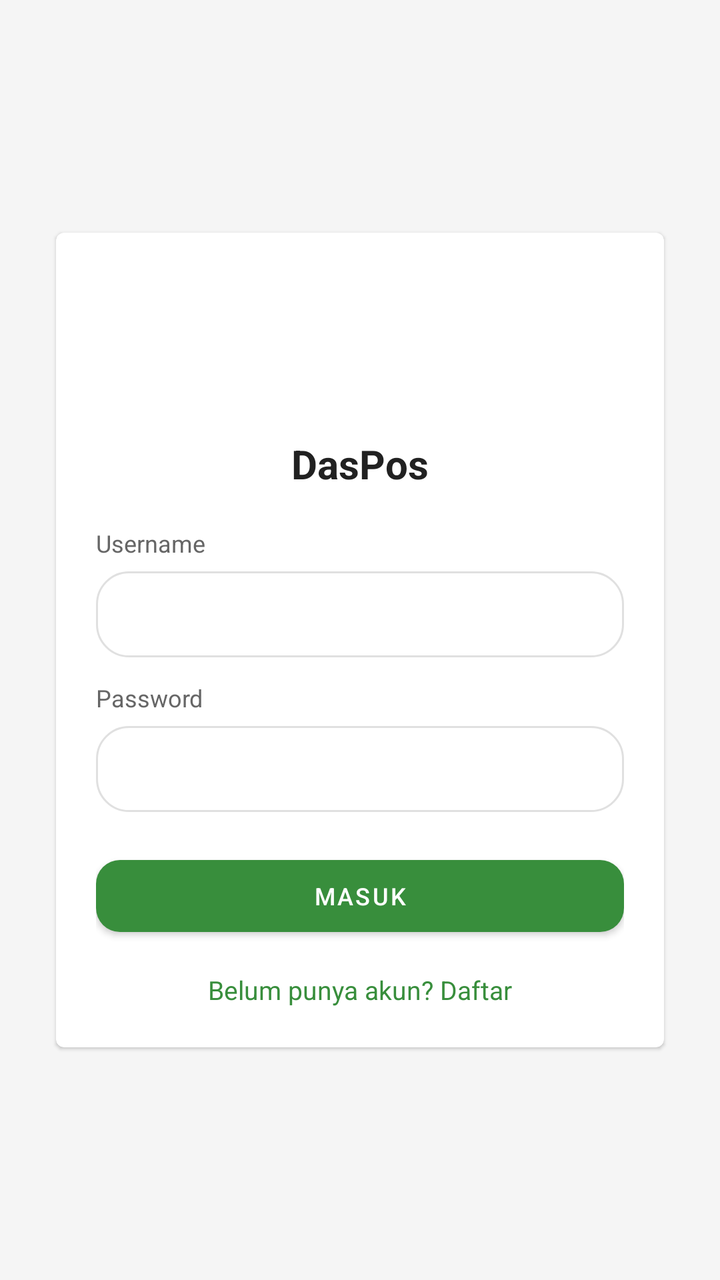
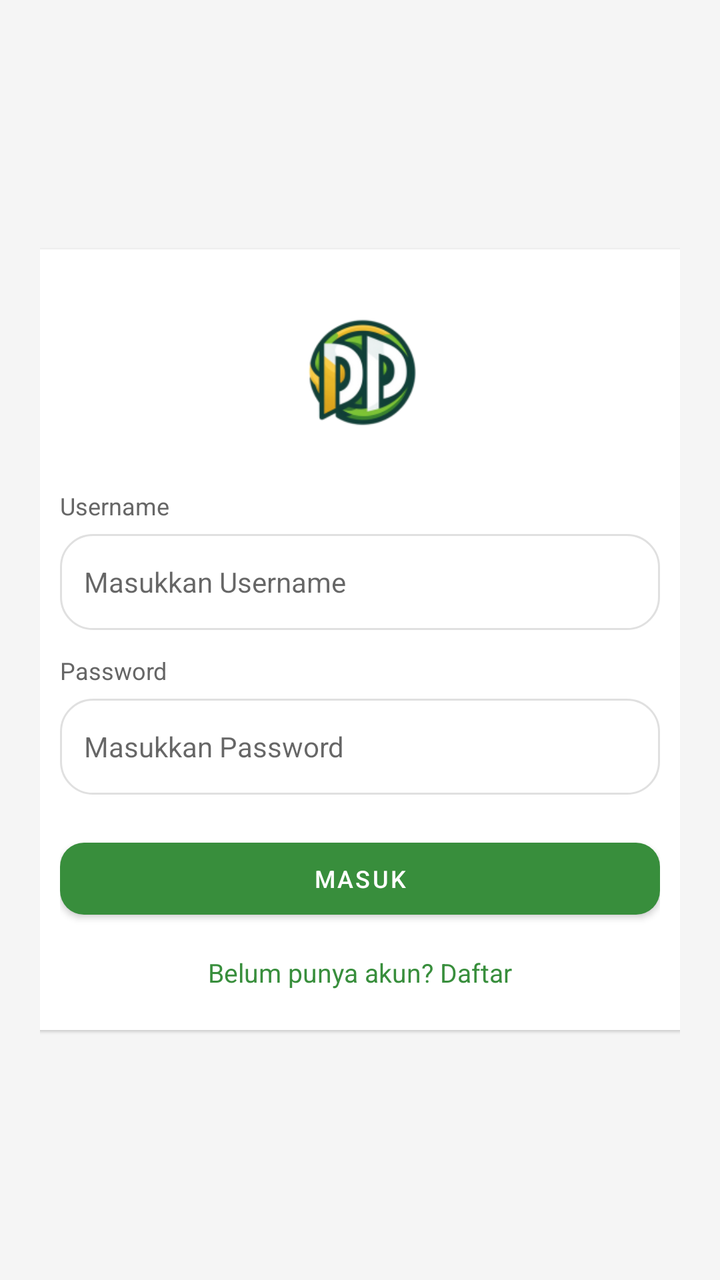

An Android layout rendered at two revisions. The XML below is the earlier revision; the diff shows what the commit changed to produce the second picture.
<!-- AndroidManifest.xml: application theme Theme.DasPos -->
<!-- res/layout/activity_login.xml -->
<?xml version="1.0" encoding="utf-8"?>
<FrameLayout xmlns:android="http://schemas.android.com/apk/res/android"
    android:layout_width="match_parent"
    android:layout_height="match_parent"
    android:background="@color/warm_gray"
    android:padding="20dp">

    <com.google.android.material.card.MaterialCardView
        android:layout_width="match_parent"
        android:layout_height="wrap_content"
        android:layout_gravity="center"
        android:layout_marginHorizontal="8dp"
        android:backgroundTint="@color/surface_white"
        android:elevation="2dp">

        <LinearLayout
            android:layout_width="match_parent"
            android:layout_height="wrap_content"
            android:orientation="vertical"
            android:padding="20dp">

            <ImageView
                android:layout_width="72dp"
                android:layout_height="72dp"
                android:layout_gravity="center_horizontal"
                android:src="@android:drawable/sym_def_app_icon" />

            <TextView
                android:layout_width="wrap_content"
                android:layout_height="wrap_content"
                android:layout_gravity="center_horizontal"
                android:layout_marginTop="10dp"
                android:text="DasPos"
                android:textColor="@color/text_primary"
                android:textSize="20sp"
                android:textStyle="bold" />

            <TextView
                android:layout_width="wrap_content"
                android:layout_height="wrap_content"
                android:layout_marginTop="18dp"
                android:text="@string/label_username"
                android:textColor="@color/text_secondary"
                android:textSize="12sp" />

            <com.google.android.material.textfield.TextInputEditText
                android:id="@+id/etUsername"
                android:layout_width="match_parent"
                android:layout_height="wrap_content"
                android:layout_marginTop="6dp"
                android:background="@drawable/bg_input"
                android:inputType="textPassword"
                android:padding="12dp"
                android:textSize="14sp" />

            <TextView
                android:layout_width="wrap_content"
                android:layout_height="wrap_content"
                android:layout_marginTop="12dp"
                android:text="@string/label_password"
                android:textColor="@color/text_secondary"
                android:textSize="12sp" />

            <com.google.android.material.textfield.TextInputEditText
                android:id="@+id/etPassword"
                android:layout_width="match_parent"
                android:layout_height="wrap_content"
                android:layout_marginTop="6dp"
                android:background="@drawable/bg_input"
                android:inputType="textPassword"
                android:padding="12dp"
                android:textSize="14sp" />

            <com.google.android.material.button.MaterialButton
                android:id="@+id/btnLogin"
                style="@style/DasPosPrimaryButton"
                android:layout_width="match_parent"
                android:layout_height="wrap_content"
                android:layout_marginTop="18dp"
                android:text="@string/login" />

            <TextView
                android:id="@+id/tvRegister"
                android:layout_width="wrap_content"
                android:layout_height="wrap_content"
                android:layout_gravity="center_horizontal"
                android:layout_marginTop="14dp"
                android:text="@string/no_account"
                android:textColor="@color/primary_green"
                android:textSize="13sp" />
        </LinearLayout>
    </com.google.android.material.card.MaterialCardView>
</FrameLayout>
<!-- resources referenced by this layout -->
<resources>
  <color name="primary_green">#388E3C</color>
  <color name="surface_white">#FFFFFF</color>
  <color name="text_primary">#212121</color>
  <color name="text_secondary">#666666</color>
  <color name="warm_gray">#F5F5F5</color>
  <!-- drawable bg_input (drawable) -->
  <?xml version="1.0" encoding="utf-8"?>
  
  <shape xmlns:android="http://schemas.android.com/apk/res/android">
      <solid android:color="@color/surface_white" />
      <corners android:radius="16dp" />
      <padding android:left="16dp" android:top="16dp" android:right="16dp" android:bottom="16dp" />
      <stroke android:width="1dp" android:color="@color/divider" />
  </shape>
  <string name="label_password">Password</string>
  <string name="label_username">Username</string>
  <string name="login">Masuk</string>
  <string name="no_account">Belum punya akun? Daftar</string>
  <style name="DasPosPrimaryButton" parent="Widget.MaterialComponents.Button">
          <item name="backgroundTint">@color/primary_green</item>
          <item name="android:textColor">@color/surface_white</item>
          <item name="android:textSize">12sp</item>
          <item name="cornerRadius">12dp</item>
          <item name="android:minHeight">48dp</item>
      </style>
  <style name="Theme.DasPos" parent="Theme.MaterialComponents.Light.NoActionBar">
          <item name="colorPrimary">@color/primary_green</item>
          <item name="colorPrimaryVariant">@color/primary_green_dark</item>
          <item name="colorOnPrimary">@color/surface_white</item>
          <item name="colorSurface">@color/surface_white</item>
          <item name="android:statusBarColor">@color/primary_green_dark</item>
      </style>
  <color name="divider">#E0E0E0</color>
  <color name="primary_green_dark">#2E7D32</color>
</resources>

<!-- the commit's change to res/layout/activity_login.xml (unified diff, before → after) -->
@@ -2,11 +2,12 @@
 <FrameLayout xmlns:android="http://schemas.android.com/apk/res/android"
     android:layout_width="match_parent"
     android:layout_height="match_parent"
+    xmlns:app="http://schemas.android.com/apk/res-auto"
     android:background="@color/warm_gray"
     android:padding="20dp">
 
     <com.google.android.material.card.MaterialCardView
-        android:layout_width="match_parent"
+        android:layout_width="@dimen/orientation_card_width"
         android:layout_height="wrap_content"
         android:layout_gravity="center"
         android:layout_marginHorizontal="8dp"
@@ -20,20 +21,11 @@
             android:padding="20dp">
 
             <ImageView
-                android:layout_width="72dp"
-                android:layout_height="72dp"
+                android:layout_width="82dp"
+                android:layout_height="82dp"
                 android:layout_gravity="center_horizontal"
-                android:src="@android:drawable/sym_def_app_icon" />
-
-            <TextView
-                android:layout_width="wrap_content"
-                android:layout_height="wrap_content"
-                android:layout_gravity="center_horizontal"
-                android:layout_marginTop="10dp"
-                android:text="DasPos"
-                android:textColor="@color/text_primary"
-                android:textSize="20sp"
-                android:textStyle="bold" />
+                android:contentDescription="@string/login"
+                android:src="@drawable/logo" />
 
             <TextView
                 android:layout_width="wrap_content"
@@ -49,7 +41,9 @@
                 android:layout_height="wrap_content"
                 android:layout_marginTop="6dp"
                 android:background="@drawable/bg_input"
-                android:inputType="textPassword"
+                android:hint="@string/insert_username"
+                android:inputType="text"
+                android:minHeight="48dp"
                 android:padding="12dp"
                 android:textSize="14sp" />
 
@@ -67,7 +61,9 @@
                 android:layout_height="wrap_content"
                 android:layout_marginTop="6dp"
                 android:background="@drawable/bg_input"
+                android:hint="@string/insert_password"
                 android:inputType="textPassword"
+                android:minHeight="48dp"
                 android:padding="12dp"
                 android:textSize="14sp" />
 
<!-- resource entries referenced after the edit -->
@@ -2,9 +2,9 @@
 <resources>
   <color name="primary_green">#388E3C</color>
   <color name="surface_white">#FFFFFF</color>
-  <color name="text_primary">#212121</color>
   <color name="text_secondary">#666666</color>
   <color name="warm_gray">#F5F5F5</color>
+  <dimen name="orientation_card_width">340dp</dimen>
   <!-- drawable bg_input (drawable) -->
   <?xml version="1.0" encoding="utf-8"?>
   
@@ -14,6 +14,9 @@
       <padding android:left="16dp" android:top="16dp" android:right="16dp" android:bottom="16dp" />
       <stroke android:width="1dp" android:color="@color/divider" />
   </shape>
+  <!-- drawable logo: png bitmap (drawable, 17117 bytes) -->
+  <string name="insert_password">Masukkan Password</string>
+  <string name="insert_username">Masukkan Username</string>
   <string name="label_password">Password</string>
   <string name="label_username">Username</string>
   <string name="login">Masuk</string>
